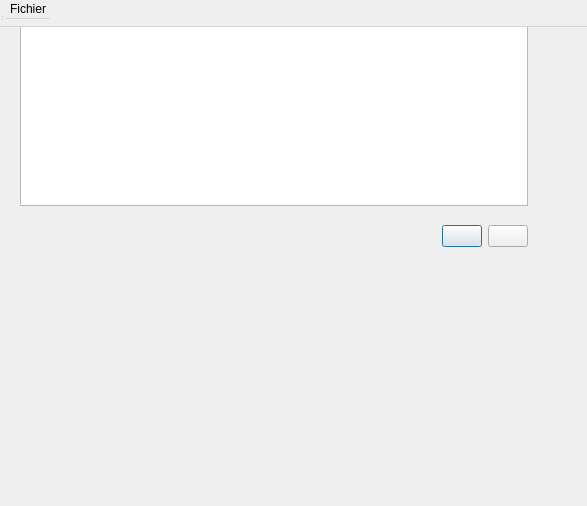
Old version of the form CODE/dialogcommercial.ui in the repository dervieuxC/gestionDemenagementCorrige.
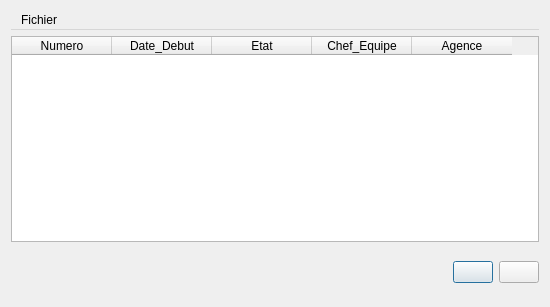
New version of the form. Icons and pictures are not drawn.

What changed in the file:
```diff
--- a/CODE/dialogcommercial.ui
+++ b/CODE/dialogcommercial.ui
@@ -8,30 +8,29 @@
  <rect>
     <x>0</x>
     <y>0</y>
-    <width>587</width>
-    <height>506</height>
+    <width>550</width>
+    <height>307</height>
    </rect>
   </property>
   <property name="windowTitle">
    <string>MainWindow</string>
   </property>
-  <widget class="QWidget" name="centralwidget">
+  <layout class="QVBoxLayout" name="verticalLayout_4">
+   <item>
+    <widget class="QMenuBar" name="menubar">
+     <widget class="QMenu" name="menuFichier">
+      <property name="title">
+       <string>Fichier</string>
+      </property>
+      <addaction name="actionQuitter"/>
+     </widget>
+     <addaction name="menuFichier"/>
+    </widget>
+   </item>
+   <item>
    <layout class="QVBoxLayout" name="verticalLayout_3">
     <item>
      <layout class="QHBoxLayout" name="horizontalLayout_2">
-      <item>
-       <spacer name="verticalSpacer">
-        <property name="orientation">
-         <enum>Qt::Vertical</enum>
-        </property>
-        <property name="sizeHint" stdset="0">
-         <size>
-          <width>20</width>
-          <height>408</height>
-         </size>
-        </property>
-       </spacer>
-      </item>
       <item>
        <layout class="QVBoxLayout" name="verticalLayout_2">
         <item>
@@ -106,56 +105,13 @@
           </item>
          </layout>
         </item>
-        <item>
-         <spacer name="horizontalSpacer_2">
-          <property name="orientation">
-           <enum>Qt::Horizontal</enum>
-          </property>
-          <property name="sizeHint" stdset="0">
-           <size>
-            <width>508</width>
-            <height>148</height>
-           </size>
-          </property>
-         </spacer>
+        </layout>
         </item>
        </layout>
       </item>
-      <item>
-       <spacer name="verticalSpacer_2">
-        <property name="orientation">
-         <enum>Qt::Vertical</enum>
-        </property>
-        <property name="sizeHint" stdset="0">
-         <size>
-          <width>20</width>
-          <height>398</height>
-         </size>
-        </property>
-       </spacer>
-      </item>
      </layout>
     </item>
    </layout>
-  </widget>
-  <widget class="QMenuBar" name="menubar">
-   <property name="geometry">
-    <rect>
-     <x>0</x>
-     <y>0</y>
-     <width>587</width>
-     <height>27</height>
-    </rect>
-   </property>
-   <widget class="QMenu" name="menuFichier">
-    <property name="title">
-     <string>Fichier</string>
-    </property>
-    <addaction name="actionQuitter"/>
-   </widget>
-   <addaction name="menuFichier"/>
-  </widget>
-  <widget class="QStatusBar" name="statusbar"/>
   <action name="actionQuitter">
    <property name="text">
     <string>Quitter</string>
```
Left out of the diff: 6 changed lines with no effect on the pictures. Lines whose indentation alone changed are shown as unchanged.
